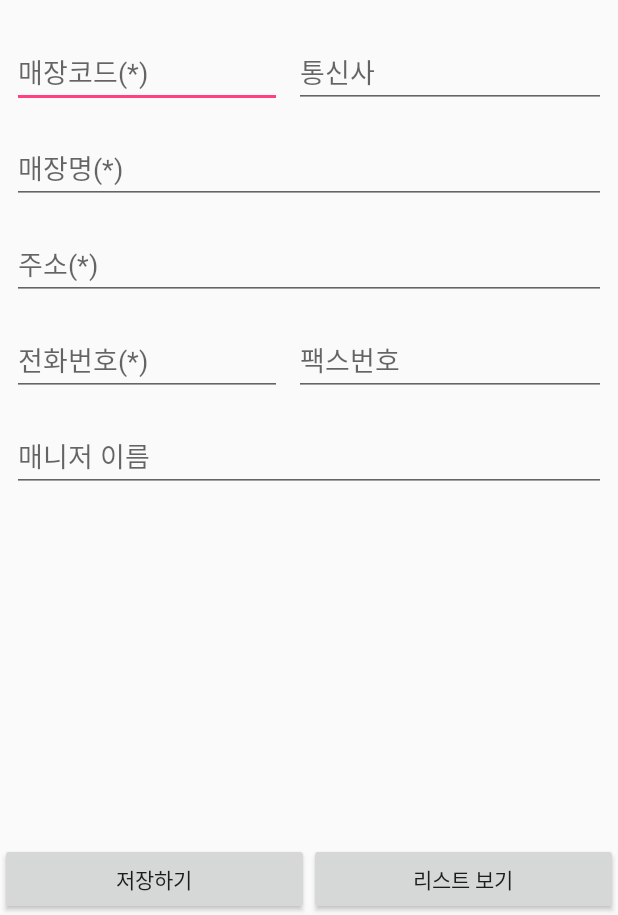
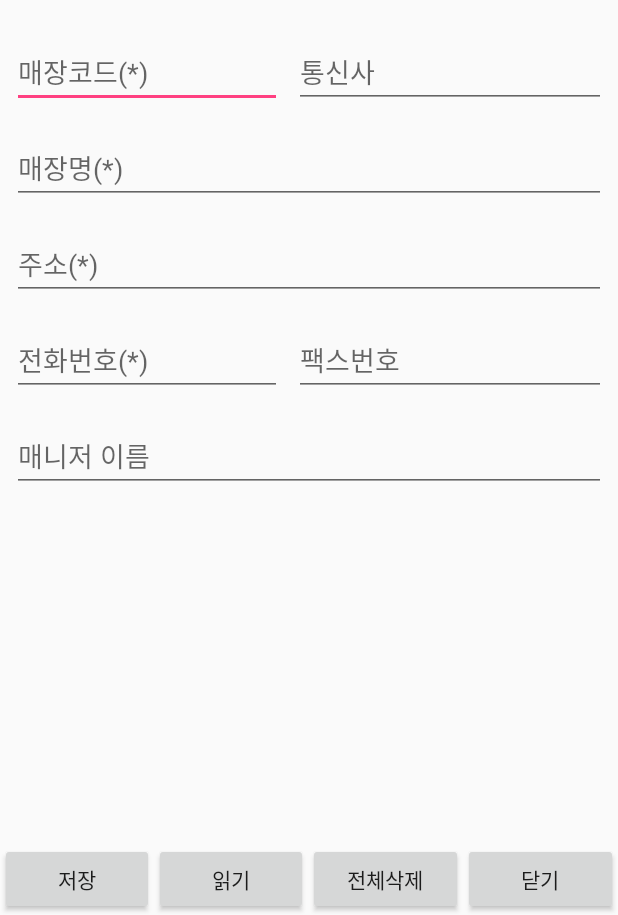
Before and after one commit to leejabba/PhoneStoreInfo, an Android app: the DetailActivity screen opened directly, with no data from a screen before it, on a phone screen of 412 x 824 dp, the part 321-1236 px from its top. Run offline under Robolectric (Android 15) with nearby library versions, the phone set to English and light mode, and no system bars; libraries missing offline, so code that uses them is left out: com.j256.ormlite; 2 statements that could not run were skipped.

Commit message:
DetailActivity 데이터입력, 읽기 구현-삭제 체크해 봐야 함

```diff
--- a/app/src/main/java/kr/heythisway/phonestoreinfo/DbHelper.java
+++ b/app/src/main/java/kr/heythisway/phonestoreinfo/DbHelper.java
@@ -19,7 +19,7 @@ import java.util.List;
 
 public class DbHelper extends OrmLiteSqliteOpenHelper {
     public static final String DATABASE_NAME = "storeInfo";
-    public static final int DATABASE_VERSION = 1;
+    public static final int DATABASE_VERSION = 2;
 
     // 싱글톤 구현
     private static DbHelper instance;
@@ -28,7 +28,7 @@ public class DbHelper extends OrmLiteSqliteOpenHelper {
         super(context, DATABASE_NAME, null, DATABASE_VERSION);
     }
 
-    public static DbHelper getInstance(Context context) {
+    public static synchronized DbHelper getInstance(Context context) {
         if (instance == null) {
             instance = new DbHelper(context);
         }
@@ -115,10 +115,8 @@ public class DbHelper extends OrmLiteSqliteOpenHelper {
             Dao<StoreInfo,Integer> dao = getDao(StoreInfo.class);
             // 2. 데이터를 삭제
             dao.delete(storeInfo);
-            // * 참고 : 아이디로 삭제
-            // dao.deleteById(3);
         } catch (SQLException e) {
-            e.printStackTrace();
+            Log.e("삭제되지 않았습니다.", "으따?! 아직 삭제 로직이 동작하지 않았써라~");
         }
     }
     // Delete By Id
--- a/app/src/main/java/kr/heythisway/phonestoreinfo/DetailActivity.java
+++ b/app/src/main/java/kr/heythisway/phonestoreinfo/DetailActivity.java
@@ -12,11 +12,12 @@ import java.util.List;
 
 public class DetailActivity extends AppCompatActivity implements View.OnClickListener {
     EditText editStoreCode, editStoreAddress, editStoreFax, editStoreTel, editTeleCompany, editStoreManagerName, editStoreName;
-    Button btnSave, btnCancle;
+    Button btnSave, btnCancle, btnRead, btnDelete;
     StoreInfo storeInfo;
     DbHelper helper;
     AlertDialog popUp;
     AlertDialog.Builder setPopup;
+    List<StoreInfo> datas;
 
     @Override
     protected void onCreate(Bundle savedInstanceState) {
@@ -26,20 +27,35 @@ public class DetailActivity extends AppCompatActivity implements View.OnClickLis
         storeInfo = new StoreInfo();
 
         helper = DbHelper.getInstance(this);
+        datas = helper.readAll();
 
         findWiget();
 
         btnSave.setOnClickListener(this);
         btnCancle.setOnClickListener(this);
+        btnRead.setOnClickListener(this);
+        btnDelete.setOnClickListener(this);
 
         setPopup = new AlertDialog.Builder(this);
         setPopupWindow("경고", "필수 입력란을 모두 채워주세요!");
     }
 
+    protected void clearEditText() {
+        super.onResume();
+        editStoreCode.setText("");
+        editTeleCompany.setText("");
+        editStoreName.setText("");
+        editStoreAddress.setText("");
+        editStoreTel.setText("");
+        editStoreFax.setText("");
+        editStoreManagerName.setText("");
+    }
+
     /**
      * 팝업창 설정 메서드
+     *
      * @param title 팝업창 제목
-     * @param msg 팝업창 내용
+     * @param msg   팝업창 내용
      */
     private void setPopupWindow(String title, String msg) {
         setPopup.setTitle(title);
@@ -54,6 +70,8 @@ public class DetailActivity extends AppCompatActivity implements View.OnClickLis
     private void findWiget() {
         btnSave = (Button) findViewById(R.id.btnSave);
         btnCancle = (Button) findViewById(R.id.btnCancle);
+        btnRead = (Button) findViewById(R.id.btnRead);
+        btnDelete = (Button) findViewById(R.id.btnDelete);
 
         editStoreCode = (EditText) findViewById(R.id.editStoreCode);
         editTeleCompany = (EditText) findViewById(R.id.editTeleCompany);
@@ -62,21 +80,6 @@ public class DetailActivity extends AppCompatActivity implements View.OnClickLis
         editStoreTel = (EditText) findViewById(R.id.editStoreTel);
         editStoreFax = (EditText) findViewById(R.id.editStoreFax);
         editStoreManagerName = (EditText) findViewById(R.id.editStoreManagerName);
-    }
-
-    /**
-     * btnSave 클릭 후 onPause 상태에 들어섰을때 모든 EditText칸을 비우는 작업
-     */
-    @Override
-    protected void onPause() {
-        super.onPause();
-        editStoreCode.setText("");
-        editTeleCompany.setText("");
-        editStoreName.setText("");
-        editStoreAddress.setText("");
-        editStoreTel.setText("");
-        editStoreFax.setText("");
-        editStoreManagerName.setText("");
     }
 
     // 물리적 Back 버튼을 적용시키지 않기위해서는 onBackPressed 메서드의 super를 삭제하면 된다.
@@ -102,15 +105,23 @@ public class DetailActivity extends AppCompatActivity implements View.OnClickLis
                 storeInfo.setManagerName(editStoreManagerName.getText().toString());
                 // 데이터베이스에 입력하기
                 helper.create(storeInfo);
+                clearEditText();
                 break;
             case R.id.btnCancle:
-                List<StoreInfo> datas = helper.readAll();
+                finish();
+                break;
+            case R.id.btnRead:
                 for (StoreInfo item : datas) {
-                    Log.e("Store", "id = " + storeInfo.getId() + "/ 매장명 = " + storeInfo.getStoreName()
-                            + "/ 매장주소 = " + storeInfo.getAddress());
+                    Log.e("저장된 데이터 읽기", "ID : " + item.getId() +
+                            " / 매장명 : " + item.getStoreName() +
+                            " / 통신사 : " + item.getTeleCompanyName() +
+                            " / 주소 : " + item.getAddress() +
+                            " / 전화번호 : " + item.getTel() +
+                            " / 저장한 날짜 : " + item.getDate());
                 }
-//                Intent intent = new Intent(this, MainActivity.class);
-//                startActivity(intent);
+                break;
+            case R.id.btnDelete:
+                helper.delete(storeInfo);
                 break;
         }
     }
--- a/app/src/main/java/kr/heythisway/phonestoreinfo/MainActivity.java
+++ b/app/src/main/java/kr/heythisway/phonestoreinfo/MainActivity.java
@@ -9,13 +9,10 @@ import android.widget.Button;
 public class MainActivity extends AppCompatActivity {
     Button btnGoDetail;
 
-
     @Override
     protected void onCreate(Bundle savedInstanceState) {
         super.onCreate(savedInstanceState);
         setContentView(R.layout.activity_main);
-
-
 
         btnGoDetail = (Button) findViewById(R.id.btnGoDe);
         btnGoDetail.setOnClickListener(new View.OnClickListener() {
--- a/app/src/main/java/kr/heythisway/phonestoreinfo/StoreInfo.java
+++ b/app/src/main/java/kr/heythisway/phonestoreinfo/StoreInfo.java
@@ -2,6 +2,8 @@ package kr.heythisway.phonestoreinfo;
 
 import com.j256.ormlite.field.DatabaseField;
 import com.j256.ormlite.table.DatabaseTable;
+
+import java.util.Date;
 
 /**
  * Created by SMARTHINK_MBL13 on 2017. 6. 12..
@@ -9,7 +11,7 @@ import com.j256.ormlite.table.DatabaseTable;
 
 @DatabaseTable(tableName = "storeInfo")
 public class StoreInfo {
-    @DatabaseField
+    @DatabaseField(generatedId = true)
     private int id;
     @DatabaseField
     private String storeCode;
@@ -25,6 +27,22 @@ public class StoreInfo {
     private String fax;
     @DatabaseField
     private String managerName;
+    @DatabaseField
+    private Date date;
+
+    public StoreInfo() {
+        // ORMLite는 생성자가 없으면 동작하지 않습니다.
+        setDate();
+    }
+
+    public Date getDate() {
+        return date;
+    }
+
+    public void setDate() {
+        Date date = new Date(System.currentTimeMillis());
+        this.date = date;
+    }
 
     public int getId() {
         return id;
--- a/app/src/main/res/layout/activity_detail.xml
+++ b/app/src/main/res/layout/activity_detail.xml
@@ -2,6 +2,7 @@
 <android.support.constraint.ConstraintLayout xmlns:android="http://schemas.android.com/apk/res/android"
     xmlns:app="http://schemas.android.com/apk/res-auto"
     xmlns:tools="http://schemas.android.com/tools"
+    android:id="@+id/totalView"
     android:layout_width="match_parent"
     android:layout_height="match_parent"
     tools:context="kr.heythisway.phonestoreinfo.DetailActivity">
@@ -42,28 +43,28 @@
         android:layout_marginLeft="8dp"
         android:layout_marginRight="8dp"
         android:layout_marginStart="8dp"
+        android:layout_marginTop="16dp"
         android:hint="매장명(*)"
         android:inputType="textPersonName"
         app:layout_constraintHorizontal_bias="0.0"
+        app:layout_constraintLeft_toLeftOf="parent"
         app:layout_constraintRight_toRightOf="parent"
-        android:layout_marginTop="16dp"
-        app:layout_constraintTop_toBottomOf="@+id/editStoreCode"
-        app:layout_constraintLeft_toLeftOf="parent" />
+        app:layout_constraintTop_toBottomOf="@+id/editStoreCode" />
 
     <EditText
         android:id="@+id/editTeleCompany"
         android:layout_width="0dp"
         android:layout_height="wrap_content"
         android:layout_marginEnd="8dp"
+        android:layout_marginLeft="8dp"
+        android:layout_marginRight="8dp"
         android:layout_marginStart="8dp"
         android:layout_marginTop="0dp"
         android:hint="통신사"
         android:inputType="textPersonName"
-        app:layout_constraintTop_toTopOf="@+id/editStoreCode"
-        android:layout_marginRight="8dp"
+        app:layout_constraintLeft_toRightOf="@+id/editStoreCode"
         app:layout_constraintRight_toRightOf="parent"
-        app:layout_constraintLeft_toRightOf="@+id/editStoreCode"
-        android:layout_marginLeft="8dp" />
+        app:layout_constraintTop_toTopOf="@+id/editStoreCode" />
 
     <EditText
         android:id="@+id/editStoreAddress"
@@ -130,26 +131,40 @@
         android:layout_width="0dp"
         android:layout_height="wrap_content"
 
+        android:layout_marginBottom="0dp"
         android:orientation="horizontal"
+        app:layout_constraintBottom_toBottomOf="parent"
         app:layout_constraintHorizontal_bias="0.0"
         app:layout_constraintLeft_toLeftOf="parent"
-        app:layout_constraintRight_toRightOf="parent"
-        app:layout_constraintBottom_toBottomOf="parent"
-        android:layout_marginBottom="0dp">
+        app:layout_constraintRight_toRightOf="parent">
 
         <Button
             android:id="@+id/btnSave"
             android:layout_width="0dp"
             android:layout_height="wrap_content"
             android:layout_weight="1"
-            android:text="저장하기" />
+            android:text="저장" />
+
+        <Button
+            android:id="@+id/btnRead"
+            android:layout_width="0dp"
+            android:layout_height="wrap_content"
+            android:layout_weight="1"
+            android:text="읽기" />
+
+        <Button
+            android:id="@+id/btnDelete"
+            android:layout_width="0dp"
+            android:layout_height="wrap_content"
+            android:layout_weight="1"
+            android:text="전체삭제" />
 
         <Button
             android:id="@+id/btnCancle"
             android:layout_width="0dp"
             android:layout_height="wrap_content"
             android:layout_weight="1"
-            android:text="리스트 보기" />
+            android:text="닫기" />
     </LinearLayout>
 
 </android.support.constraint.ConstraintLayout>
```
Also changed, not shown: app/src/main/res/layout/activity_main.xml (+5 -3 lines).
